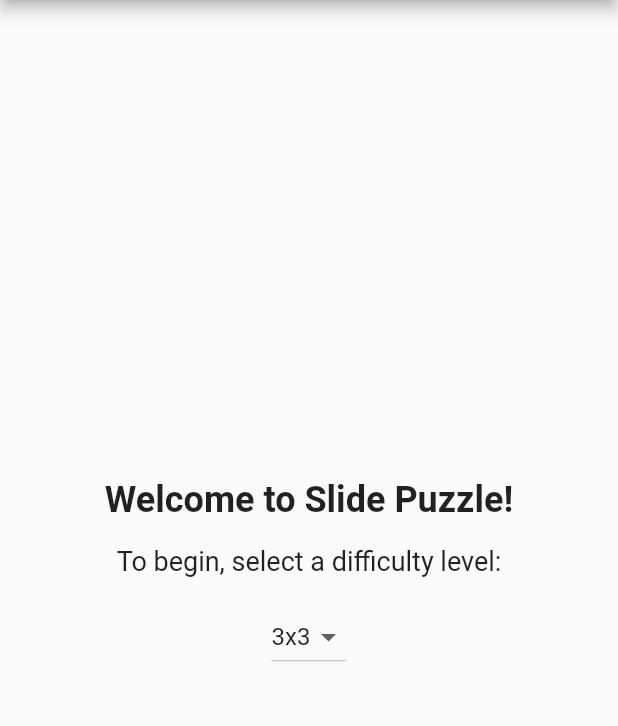
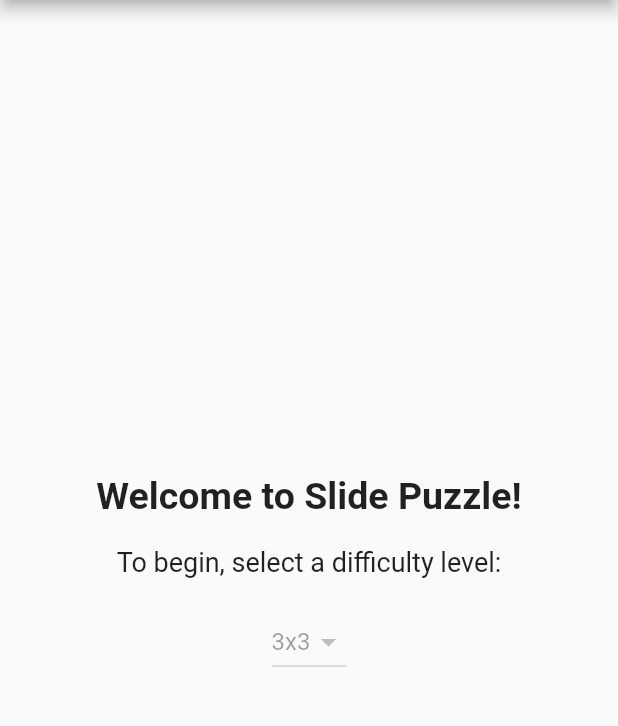
Before and after one commit to Flutter-group-5/flutter_puzzle_game, a Flutter app: the screen it shows after launch, on a phone screen of 412 x 824 dp, the part 84-810 px from its top. Run offline on Flutter 3.47's test engine with Material 2 defaults, Android fonts, the phone set to English and light mode, and no system bars.

Commit message:
flutter_run

```diff
--- a/lib/main.dart
+++ b/lib/main.dart
@@ -31,18 +31,18 @@ class IntroScreen extends StatelessWidget {
             const Text(
               'Welcome to Slide Puzzle!',
               style: TextStyle(
-                fontSize: 24.0,
+                fontSize: 25.0,
                 fontWeight: FontWeight.bold,
               ),
             ),
-            const SizedBox(height: 16.0),
+            const SizedBox(height: 19.0),
             const Text(
               'To begin, select a difficulty level:',
               style: TextStyle(
                 fontSize: 18.0,
               ),
             ),
-            const SizedBox(height: 16.0),
+            const SizedBox(height: 19.0),
             DropdownButton(
               value: '3x3',
               items: [
@@ -59,10 +59,6 @@ class IntroScreen extends StatelessWidget {
                   child: const Text('5x5'),
                 ),
               ],
-              onChanged: (value) {
-                Navigator.pushReplacementNamed(context, '/game',
-                    arguments: int.parse(value.toString().split('x')[0]));
-              },
             ),
           ],
         ),
@@ -235,7 +231,7 @@ class _SlidePuzzleState extends State<SlidePuzzle> {
                     child: Text(
                       puzzleTiles[index] != -1 ? '${puzzleTiles[index]}' : '',
                       style: const TextStyle(
-                        fontSize: 32.0,
+                        fontSize: 30.0,
                         fontWeight: FontWeight.bold,
                       ),
                     ),
@@ -244,7 +240,7 @@ class _SlidePuzzleState extends State<SlidePuzzle> {
               );
             },
           ),
-          const SizedBox(height: 16.0),
+          const SizedBox(height: 17.0),
           ElevatedButton(
             onPressed: shufflePuzzle,
             child: const Text('Shuffle'),
```
